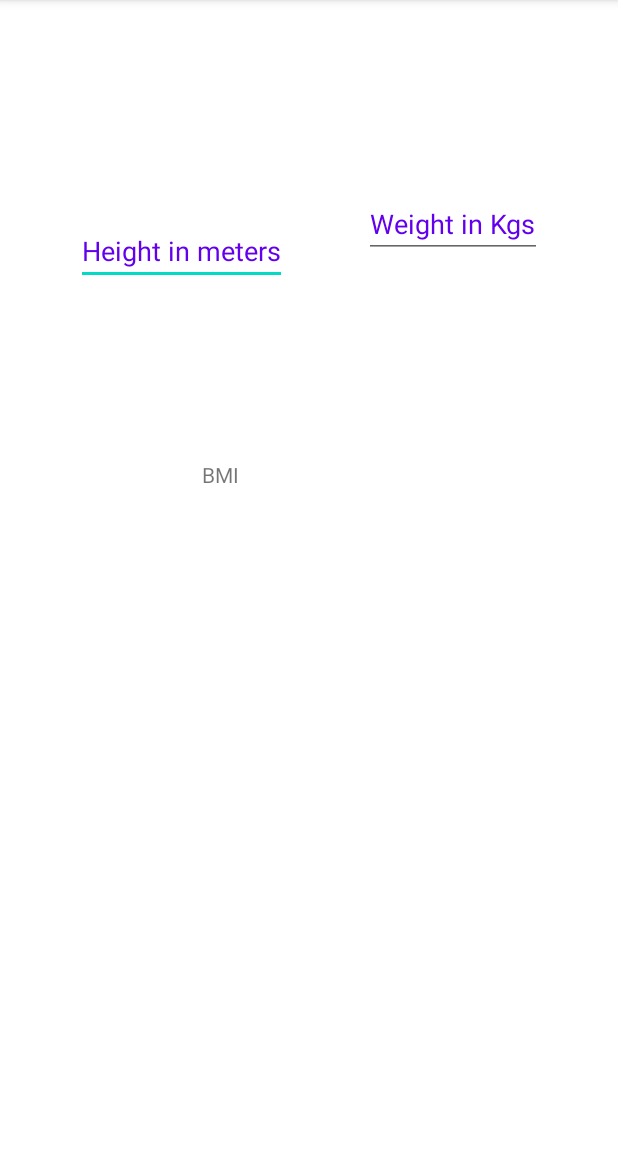
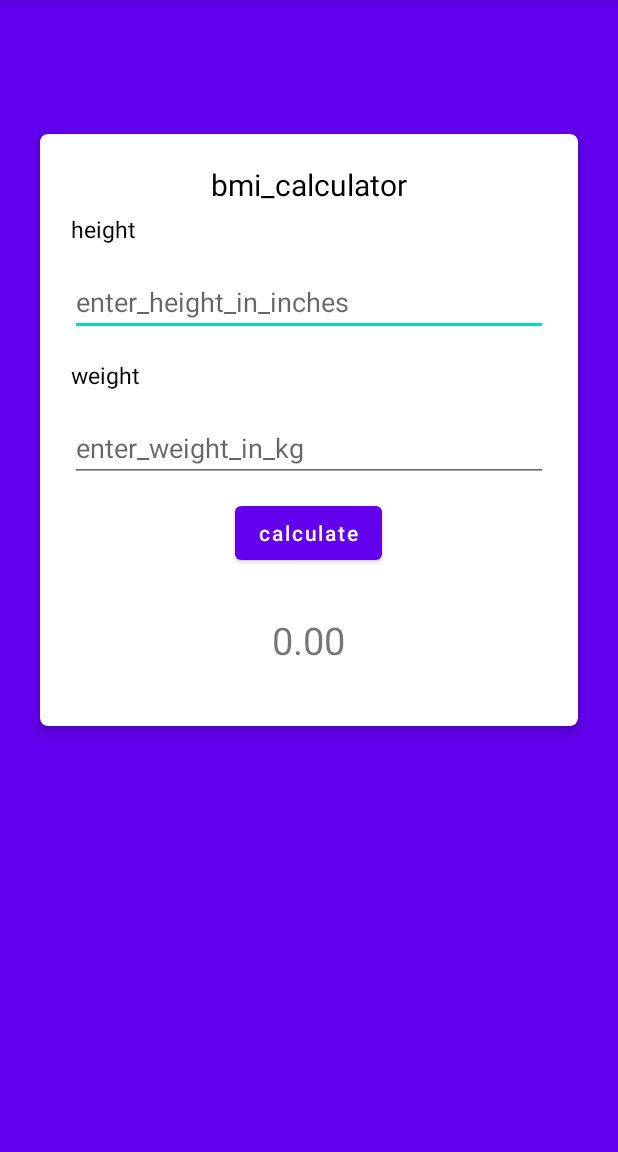
Before and after one commit to KarepeN/Diabetes_Prediction, an Android app: the screen it shows after launch (BmiActivity), on a phone screen of 412 x 824 dp, the part 84-1236 px from its top. Run offline under Robolectric (Android 15) with nearby library versions, the phone set to English and light mode, and no system bars.

Commit message:
update activity_bmi.xml

```diff
--- a/app/src/main/res/layout/activity_bmi.xml
+++ b/app/src/main/res/layout/activity_bmi.xml
@@ -1,56 +1,121 @@
 <?xml version="1.0" encoding="utf-8"?>
-<androidx.constraintlayout.widget.ConstraintLayout xmlns:android="http://schemas.android.com/apk/res/android"
+<LinearLayout xmlns:android="http://schemas.android.com/apk/res/android"
     xmlns:app="http://schemas.android.com/apk/res-auto"
     xmlns:tools="http://schemas.android.com/tools"
     android:layout_width="match_parent"
     android:layout_height="match_parent"
+    android:orientation="vertical"
+    android:background="@color/purple_500"
     tools:context=".BmiActivity">
 
 
-    <EditText
-        android:id="@+id/heightET"
-        android:layout_width="wrap_content"
-        android:layout_height="wrap_content"
-        android:layout_marginTop="108dp"
-        android:layout_marginBottom="578dp"
-        android:digits="-1234567890."
-        android:hint="Height in meters"
-        android:inputType="none|textPersonName"
-        android:textColorHint="@color/purple_500"
-        app:layout_constraintBottom_toBottomOf="parent"
-        app:layout_constraintEnd_toStartOf="@+id/weightET"
-        app:layout_constraintHorizontal_bias="0.5"
-        app:layout_constraintStart_toStartOf="parent"
-        app:layout_constraintTop_toTopOf="parent"
-        app:layout_constraintVertical_bias="1.0" />
+        <LinearLayout
+            android:layout_width="match_parent"
+            android:layout_height="60dp"
 
-    <EditText
-        android:id="@+id/weightET"
-        android:layout_width="wrap_content"
-        android:layout_height="wrap_content"
-        android:layout_marginTop="108dp"
-        android:layout_marginBottom="578dp"
-        android:digits="-1234567890."
-        android:hint="Weight in Kgs"
-        android:inputType="none|textPersonName"
-        android:textColorHint="@color/purple_500"
-        app:layout_constraintBottom_toBottomOf="parent"
-        app:layout_constraintEnd_toEndOf="parent"
-        app:layout_constraintHorizontal_bias="0.5"
-        app:layout_constraintStart_toEndOf="@+id/heightET"
-        app:layout_constraintTop_toTopOf="parent" />
+            android:orientation="horizontal"
+            >
+            <ImageView
+                android:id="@+id/imgBack"
+
+                android:layout_width="wrap_content"
+                android:layout_height="wrap_content"
+
+                android:layout_gravity="center_vertical"
+                app:tint="@color/white"
+                android:contentDescription="@string/app_name" />
 
 
-    <TextView
-        android:id="@+id/displayTV"
-        android:layout_width="143dp"
-        android:layout_height="27dp"
-        android:text="BMI"
-        app:layout_constraintBottom_toBottomOf="parent"
-        app:layout_constraintEnd_toEndOf="parent"
-        app:layout_constraintHorizontal_bias="0.5"
-        app:layout_constraintStart_toStartOf="parent"
-        app:layout_constraintTop_toTopOf="parent"
-        app:layout_constraintVertical_bias="0.414" />
+        </LinearLayout>
 
-</androidx.constraintlayout.widget.ConstraintLayout>
+
+
+        <androidx.cardview.widget.CardView
+            android:layout_width="match_parent"
+            android:layout_height="wrap_content"
+            android:layout_margin="20dp"
+            android:background="@color/white"
+            app:cardCornerRadius="5dp"
+            app:cardElevation="5dp"
+            app:cardUseCompatPadding="true"
+
+            >
+
+            <LinearLayout
+                android:layout_width="match_parent"
+                android:layout_height="wrap_content"
+                android:orientation="vertical"
+                android:padding="10dp">
+
+                <TextView
+                    android:layout_width="wrap_content"
+                    android:layout_height="wrap_content"
+                    android:layout_gravity="center_horizontal"
+                    android:layout_marginTop="10dp"
+                    android:text="bmi_calculator"
+                    android:textColor="@color/black"
+                    android:textSize="20sp" />
+
+                <TextView
+                    android:layout_width="wrap_content"
+                    android:layout_height="wrap_content"
+                    android:layout_marginStart="5dp"
+                    android:layout_marginEnd="5dp"
+                    android:padding="5dp"
+                    android:text="height"
+                    android:textColor="@color/black"
+                    android:textSize="15sp" />
+
+                <EditText
+                    android:id="@+id/etHeight"
+                    android:layout_width="match_parent"
+                    android:layout_height="wrap_content"
+                    android:layout_margin="10dp"
+                    android:hint="enter_height_in_inches"
+                    android:inputType="number" />
+
+                <TextView
+                    android:layout_width="wrap_content"
+                    android:layout_height="wrap_content"
+                    android:layout_marginStart="5dp"
+                    android:layout_marginEnd="5dp"
+                    android:padding="5dp"
+                    android:text="weight"
+                    android:textColor="@color/black"
+                    android:textSize="15sp" />
+
+                <EditText
+                    android:id="@+id/etWeight"
+                    android:layout_width="match_parent"
+                    android:layout_height="wrap_content"
+                    android:layout_margin="10dp"
+                    android:hint="enter_weight_in_kg"
+                    android:inputType="number" />
+
+                <Button
+                    android:id="@+id/btnCalculate"
+                    android:layout_width="wrap_content"
+                    android:layout_height="wrap_content"
+                    android:layout_gravity="center_horizontal"
+                    android:onClick="calculate"
+                    android:text="calculate"
+                    android:textAllCaps="false" />
+
+                <TextView
+                    android:id="@+id/tvResult"
+                    android:layout_width="wrap_content"
+                    android:layout_height="wrap_content"
+                    android:layout_gravity="center_horizontal"
+                    android:layout_margin="30dp"
+                    android:text="0.00"
+                    android:textSize="25sp"
+
+                    />
+
+
+            </LinearLayout>
+
+        </androidx.cardview.widget.CardView>
+
+
+    </LinearLayout>
```
